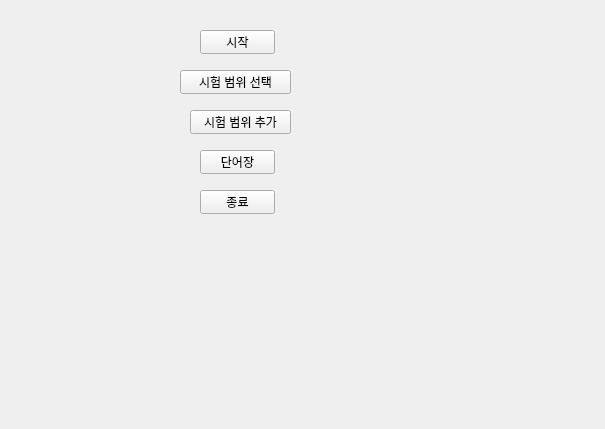
gomtings/JeoninHighSchool, file 영단어외우기/untitled.ui: the form before one commit.
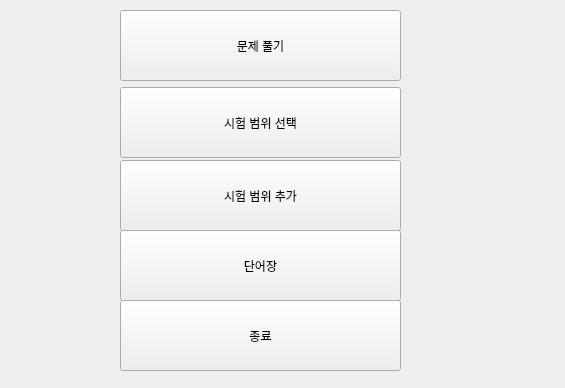
The form after the commit.

```diff
--- a/영단어외우기/untitled.ui
+++ b/영단어외우기/untitled.ui
@@ -6,8 +6,8 @@
    <rect>
     <x>0</x>
     <y>0</y>
-    <width>605</width>
-    <height>429</height>
+    <width>565</width>
+    <height>388</height>
    </rect>
   </property>
   <property name="windowTitle">
@@ -16,23 +16,23 @@
   <widget class="QPushButton" name="pushButton">
    <property name="geometry">
     <rect>
-     <x>200</x>
-     <y>30</y>
-     <width>75</width>
-     <height>24</height>
+     <x>120</x>
+     <y>10</y>
+     <width>281</width>
+     <height>71</height>
     </rect>
    </property>
    <property name="text">
-    <string>시작</string>
+    <string>문제 풀기</string>
    </property>
   </widget>
   <widget class="QPushButton" name="pushButton_2">
    <property name="geometry">
     <rect>
-     <x>180</x>
-     <y>70</y>
-     <width>111</width>
-     <height>24</height>
+     <x>120</x>
+     <y>87</y>
+     <width>281</width>
+     <height>71</height>
     </rect>
    </property>
    <property name="text">
@@ -42,10 +42,10 @@
   <widget class="QPushButton" name="pushButton_3">
    <property name="geometry">
     <rect>
-     <x>200</x>
-     <y>190</y>
-     <width>75</width>
-     <height>24</height>
+     <x>120</x>
+     <y>300</y>
+     <width>281</width>
+     <height>71</height>
     </rect>
    </property>
    <property name="text">
@@ -55,10 +55,10 @@
   <widget class="QPushButton" name="pushButton_4">
    <property name="geometry">
     <rect>
-     <x>190</x>
-     <y>110</y>
-     <width>101</width>
-     <height>24</height>
+     <x>120</x>
+     <y>160</y>
+     <width>281</width>
+     <height>71</height>
     </rect>
    </property>
    <property name="text">
@@ -68,10 +68,10 @@
   <widget class="QPushButton" name="pushButton_5">
    <property name="geometry">
     <rect>
-     <x>200</x>
-     <y>150</y>
-     <width>75</width>
-     <height>24</height>
+     <x>120</x>
+     <y>230</y>
+     <width>281</width>
+     <height>71</height>
     </rect>
    </property>
    <property name="text">
```
Left out of the diff: 10 changed lines with no effect on the pictures.
